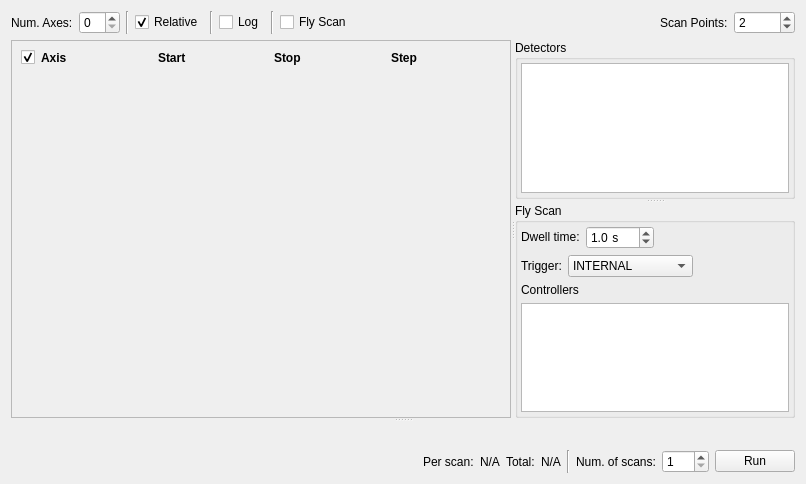
The window that src/firefly/plans/line_scan.ui (spc-group/haven) describes before a commit, drawn with Qt 5.
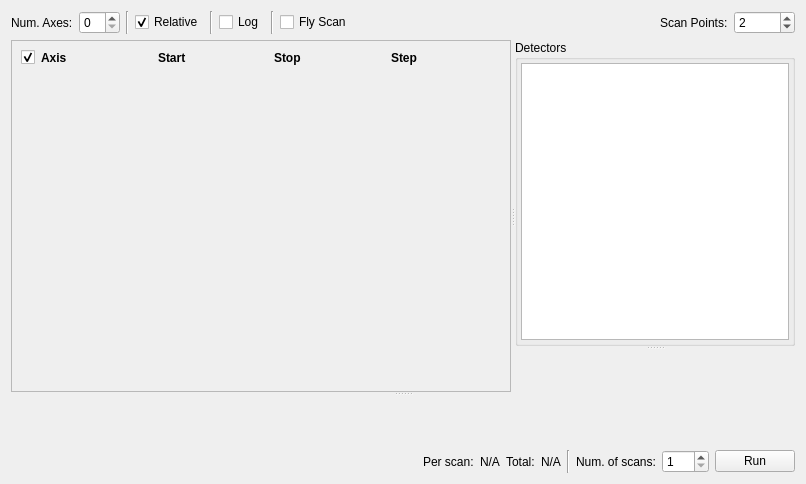
The same window after the commit. Custom widgets are drawn as their Qt base class.

Commit message: Split the fly scan control widgets into their own UI file.

```diff
--- a/src/firefly/plans/line_scan.ui
+++ b/src/firefly/plans/line_scan.ui
@@ -171,7 +171,7 @@
           <x>0</x>
           <y>0</y>
           <width>498</width>
-          <height>371</height>
+          <height>370</height>
          </rect>
         </property>
         <layout class="QVBoxLayout" name="verticalLayout_7">
@@ -306,123 +306,7 @@
          </item>
         </layout>
        </widget>
-       <widget class="QGroupBox" name="fly_groupbox">
-        <property name="title">
-         <string>Fly Scan</string>
-        </property>
-        <layout class="QVBoxLayout" name="verticalLayout_4">
-         <property name="leftMargin">
-          <number>3</number>
-         </property>
-         <property name="topMargin">
-          <number>3</number>
-         </property>
-         <property name="rightMargin">
-          <number>3</number>
-         </property>
-         <property name="bottomMargin">
-          <number>3</number>
-         </property>
-         <item>
-          <layout class="QHBoxLayout" name="horizontalLayout_2">
-           <item>
-            <widget class="QLabel" name="label_2">
-             <property name="sizePolicy">
-              <sizepolicy hsizetype="Preferred" vsizetype="Fixed">
-               <horstretch>0</horstretch>
-               <verstretch>0</verstretch>
-              </sizepolicy>
-             </property>
-             <property name="text">
-              <string>Dwell time:</string>
-             </property>
-            </widget>
-           </item>
-           <item>
-            <widget class="QDoubleSpinBox" name="fly_dwell_time">
-             <property name="suffix">
-              <string>  s</string>
-             </property>
-             <property name="decimals">
-              <number>1</number>
-             </property>
-             <property name="stepType">
-              <enum>QAbstractSpinBox::AdaptiveDecimalStepType</enum>
-             </property>
-             <property name="value">
-              <double>1.000000000000000</double>
-             </property>
-            </widget>
-           </item>
-           <item>
-            <spacer name="horizontalSpacer_2">
-             <property name="orientation">
-              <enum>Qt::Horizontal</enum>
-             </property>
-             <property name="sizeHint" stdset="0">
-              <size>
-               <width>40</width>
-               <height>20</height>
-              </size>
-             </property>
-            </spacer>
-           </item>
-          </layout>
-         </item>
-         <item>
-          <layout class="QHBoxLayout" name="horizontalLayout_4">
-           <item>
-            <widget class="QLabel" name="label_3">
-             <property name="text">
-              <string>Trigger:</string>
-             </property>
-            </widget>
-           </item>
-           <item>
-            <widget class="QComboBox" name="fly_trigger_combobox">
-             <item>
-              <property name="text">
-               <string>INTERNAL</string>
-              </property>
-             </item>
-             <item>
-              <property name="text">
-               <string>EDGE_TRIGGER</string>
-              </property>
-             </item>
-            </widget>
-           </item>
-           <item>
-            <spacer name="horizontalSpacer_3">
-             <property name="orientation">
-              <enum>Qt::Horizontal</enum>
-             </property>
-             <property name="sizeHint" stdset="0">
-              <size>
-               <width>40</width>
-               <height>20</height>
-              </size>
-             </property>
-            </spacer>
-           </item>
-          </layout>
-         </item>
-         <item>
-          <widget class="QLabel" name="label">
-           <property name="text">
-            <string>Controllers</string>
-           </property>
-          </widget>
-         </item>
-         <item>
-          <widget class="QListWidget" name="fly_controller_list">
-           <property name="selectionMode">
-            <enum>QAbstractItemView::MultiSelection</enum>
-           </property>
-          </widget>
-         </item>
-        </layout>
-       </widget>
+       <widget class="FlyScanWidget" name="fly_scan_widget" native="true"/>
       </widget>
      </widget>
      <widget class="MetadataWidget" name="metadata_widget" native="true"/>
@@ -557,6 +441,12 @@
    <header>firefly.plans.metadata</header>
    <container>1</container>
   </customwidget>
+  <customwidget>
+   <class>FlyScanWidget</class>
+   <extends>QWidget</extends>
+   <header>firefly.plans.fly_scan</header>
+   <container>1</container>
+  </customwidget>
  </customwidgets>
  <tabstops>
   <tabstop>num_regions_spin_box</tabstop>
```
Left out of the diff: 21 changed lines with no effect on the pictures. The commit also changes 4 other files.
